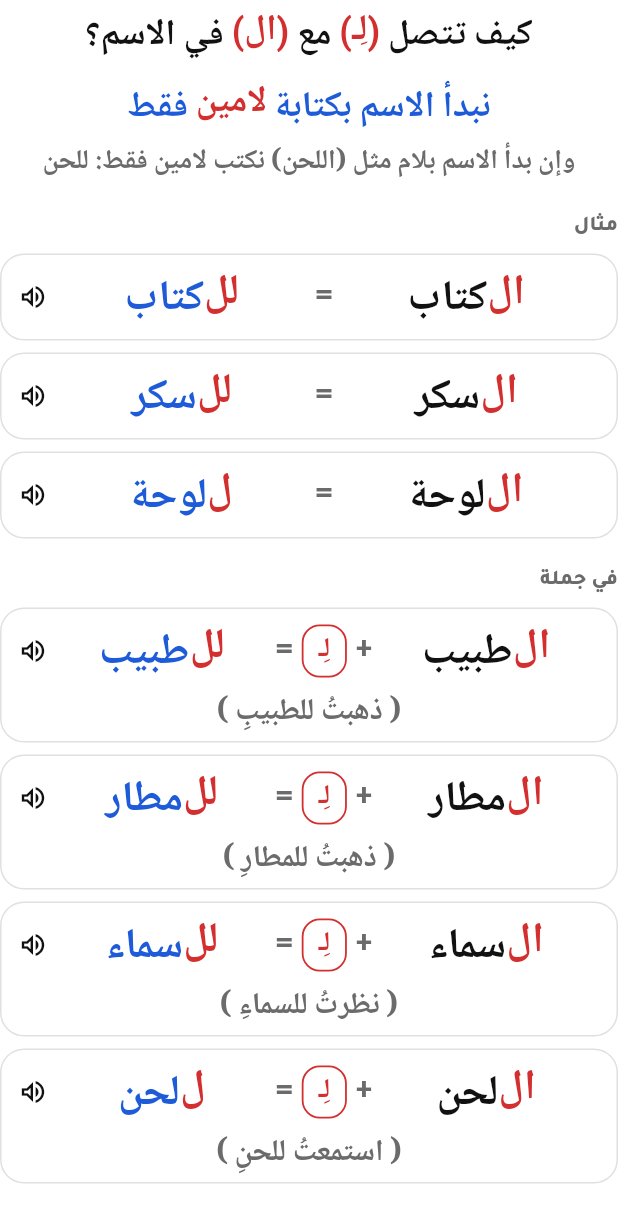
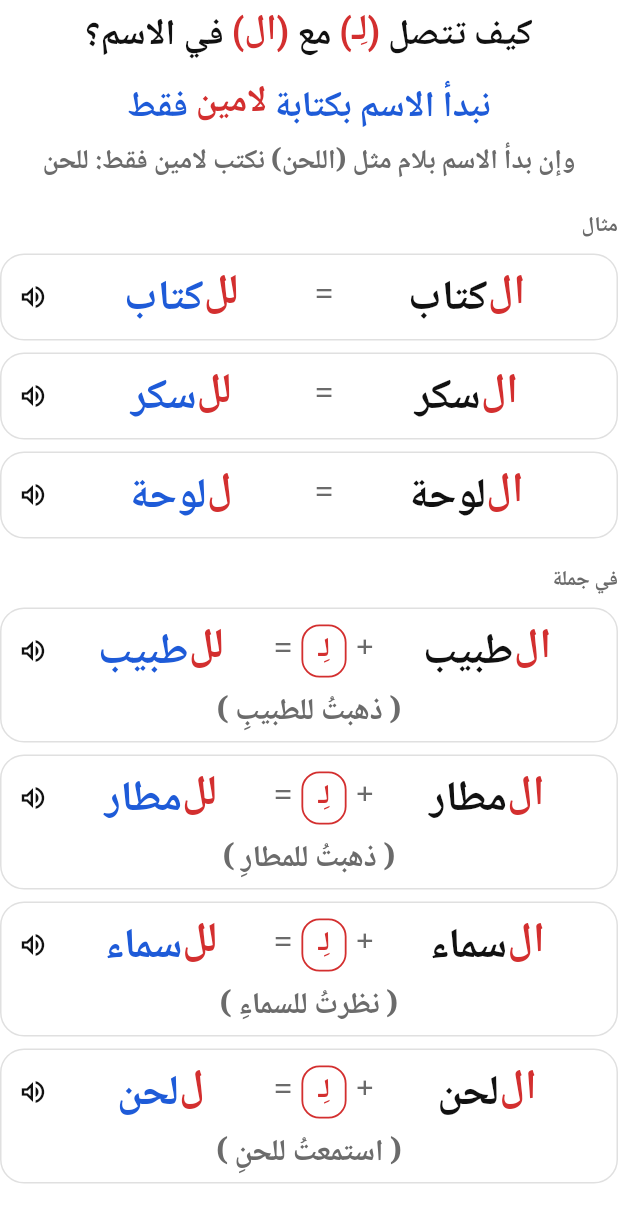
Before and after one commit to alansaria2026/imlaa-app, a Flutter app: the LiRuleContent widget shown alone on an empty page, opened directly, on a phone screen of 412 x 824 dp. Shown: the top 1223 px of the screen. Run offline on Flutter 3.47's test engine with Material 3 defaults, Android fonts, the phone set to English and light mode, and no system bars; our stand-ins replace audioplayers, flutter_tts, shared_preferences; accounts and stored records are empty.

Commit message:
خط النسخ في جميع القواعد: اللام والتاء ولِـ وبِـ
Co-Authored-By: Claude Opus 5.5 <noreply@anthropic.com>
Claude-Session: https://claude.ai/code/session_017FcoWLWMxkcR3bTuLV2wyu

```diff
--- a/lib/lesson/bi_rule_content.dart
+++ b/lib/lesson/bi_rule_content.dart
@@ -5,13 +5,17 @@ import '../data/bi_lesson.dart';
 import '../services/speaker.dart';
 import '../theme.dart';
 import '../widgets/common.dart';
+import 'rule_content.dart';
 
 /// قاعدة اتصال الباء (بـ) بـ(ال): الباء بالأحمر وبقية الكلمة بالأزرق.
 class BiRuleContent extends StatelessWidget {
   const BiRuleContent({super.key});
 
   @override
-  Widget build(BuildContext context) {
+  Widget build(BuildContext context) =>
+      NaskhRule(child: Builder(builder: _content));
+
+  Widget _content(BuildContext context) {
     void say(String s) =>
         Speaker.instance.speak(s, rate: AppScope.read(context).speechRate);
     final label = Theme.of(context).textTheme.titleSmall?.copyWith(
--- a/lib/lesson/li_rule_content.dart
+++ b/lib/lesson/li_rule_content.dart
@@ -5,6 +5,7 @@ import '../data/li_lesson.dart';
 import '../services/speaker.dart';
 import '../theme.dart';
 import '../widgets/common.dart';
+import 'rule_content.dart';
 
 /// قاعدة اتصال لام الجر (لِـ) بـ(ال) وأمثلتها؛ تُعرض في صفحة القاعدة وفي
 /// نافذة «القاعدة» لصفحات اللام.
@@ -12,7 +13,10 @@ class LiRuleContent extends StatelessWidget {
   const LiRuleContent({super.key});
 
   @override
-  Widget build(BuildContext context) {
+  Widget build(BuildContext context) =>
+      NaskhRule(child: Builder(builder: _content));
+
+  Widget _content(BuildContext context) {
     void say(String s) =>
         Speaker.instance.speak(s, rate: AppScope.read(context).speechRate);
     final label = Theme.of(context).textTheme.titleSmall?.copyWith(
--- a/lib/lesson/rule_content.dart
+++ b/lib/lesson/rule_content.dart
@@ -11,15 +11,8 @@ class RuleContent extends StatelessWidget {
   const RuleContent({super.key});
 
   @override
-  Widget build(BuildContext context) {
-    final theme = Theme.of(context);
-    return Theme(
-      data: theme.copyWith(
-        textTheme: theme.textTheme.apply(fontFamily: 'NotoNaskhArabic'),
-      ),
-      child: Builder(builder: _content),
-    );
-  }
+  Widget build(BuildContext context) =>
+      NaskhRule(child: Builder(builder: _content));
 
   Widget _content(BuildContext context) {
     final t = Theme.of(context).textTheme;
@@ -158,6 +151,28 @@ class _ExampleTile extends StatelessWidget {
   }
 }
 
+/// يكتب كل نصوص القاعدة بخط النسخ (العناوين والنصوص بلا نمط صريح).
+class NaskhRule extends StatelessWidget {
+  const NaskhRule({super.key, required this.child});
+  final Widget child;
+
+  static const family = 'NotoNaskhArabic';
+
+  @override
+  Widget build(BuildContext context) {
+    final theme = Theme.of(context);
+    return Theme(
+      data: theme.copyWith(
+        textTheme: theme.textTheme.apply(fontFamily: family),
+      ),
+      child: DefaultTextStyle.merge(
+        style: const TextStyle(fontFamily: family),
+        child: child,
+      ),
+    );
+  }
+}
+
 /// نافذة القاعدة؛ [content] لقاعدة غير قاعدة اللام القمرية والشمسية.
 Future<void> showRuleSheet(BuildContext context, {Widget? content}) {
   return showModalBottomSheet<void>(
--- a/lib/lesson/taa_rule_content.dart
+++ b/lib/lesson/taa_rule_content.dart
@@ -5,6 +5,7 @@ import '../data/taa_lesson.dart';
 import '../services/speaker.dart';
 import '../theme.dart';
 import '../widgets/taa_text.dart';
+import 'rule_content.dart';
 
 /// قاعدة التاء المربوطة والتاء المفتوحة: سؤال وجواب، ثم جملة المثال
 /// والتاء المربوطة فيها بالأحمر والمفتوحة بالأزرق، ثم كلمتا المثال تتحركان.
@@ -12,7 +13,10 @@ class TaaRuleContent extends StatelessWidget {
   const TaaRuleContent({super.key});
 
   @override
-  Widget build(BuildContext context) {
+  Widget build(BuildContext context) =>
+      NaskhRule(child: Builder(builder: _content));
+
+  Widget _content(BuildContext context) {
     final t = Theme.of(context).textTheme;
     void say(String s) =>
         Speaker.instance.speak(s, rate: AppScope.read(context).speechRate);
```
